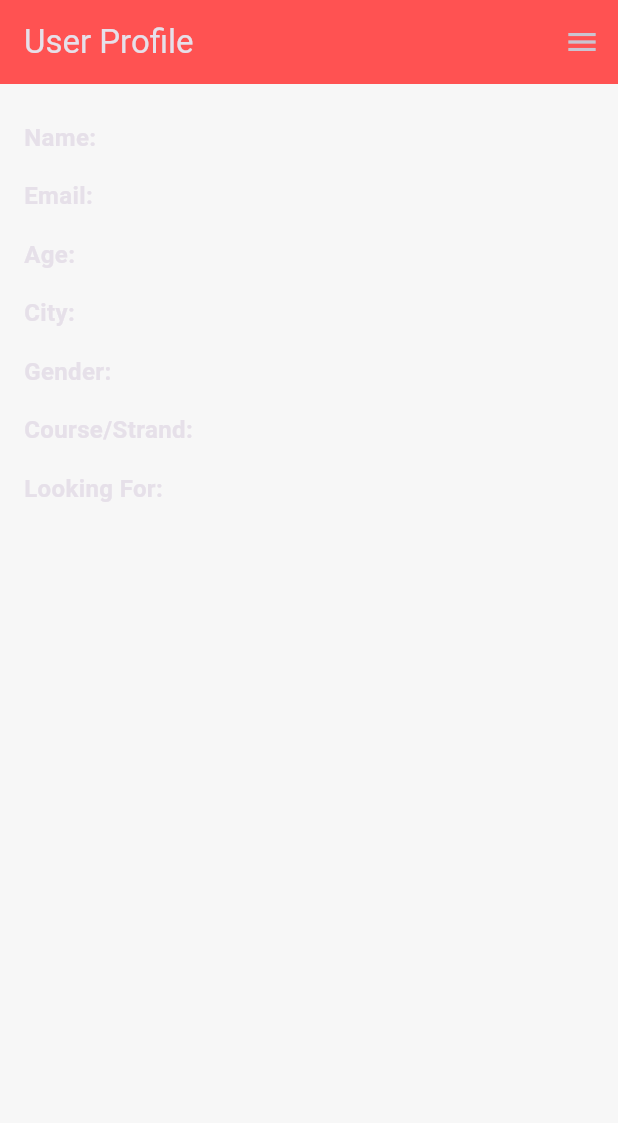
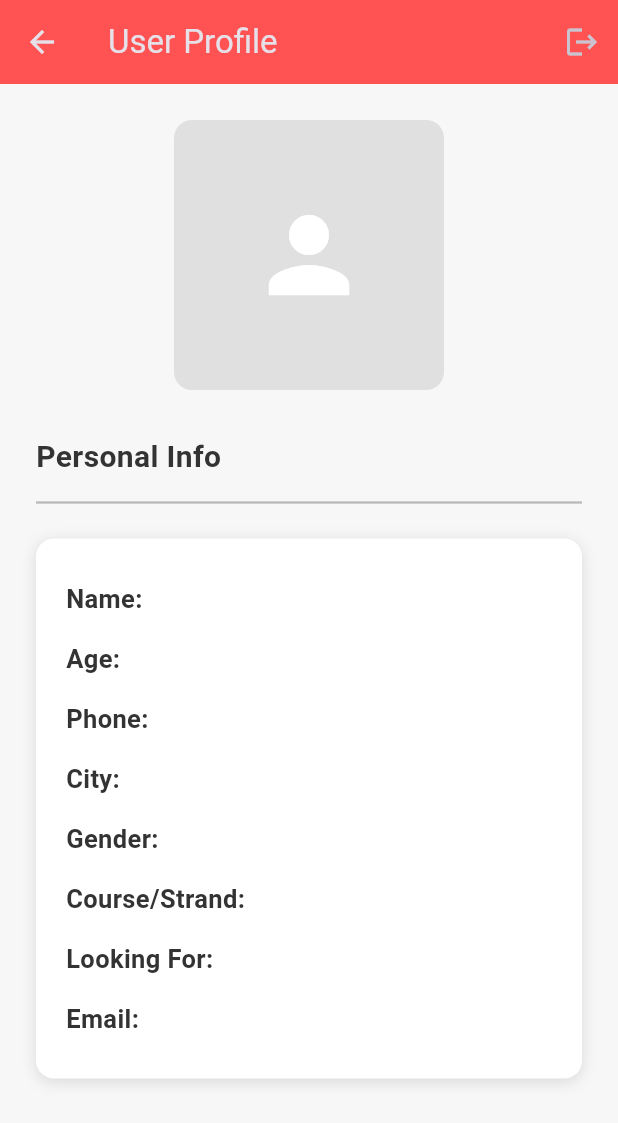
Before and after one commit to rjnazareno/FINALS_SOFTDEV2, a Flutter app: the UserDetailsScreen screen opened directly, on a phone screen of 412 x 824 dp. Shown: the top 1123 px of the screen. Run offline on Flutter 3.47's test engine with Material 3 defaults, Android fonts, the light colour scheme and no system bars; our stand-ins replace cloud_firestore, firebase_auth, firebase_core, firebase_storage, flutter_riverpod, google_sign_in and 1 more; accounts and stored records are empty.

```diff
--- a/lib/tabScreens/user_details_screen.dart
+++ b/lib/tabScreens/user_details_screen.dart
@@ -3,9 +3,8 @@
 import 'package:flutter/material.dart';
 import 'package:flutter_riverpod/flutter_riverpod.dart';
 import 'package:firebase_auth/firebase_auth.dart';
+import 'package:ua_dating_app/authentication/login_screen.dart';
 import 'package:ua_dating_app/providers/user_provider.dart';
-import 'package:ua_dating_app/authentication/login_screen.dart';
-import 'package:ua_dating_app/tabScreens/settings_screen.dart';
 
 class UserDetailsScreen extends ConsumerWidget {
   const UserDetailsScreen({super.key});
@@ -20,14 +19,19 @@ class UserDetailsScreen extends ConsumerWidget {
           Text(
             "$label: ",
             style: const TextStyle(
-              fontWeight: FontWeight.bold,
-              fontSize: 16,
+              fontWeight: FontWeight.w600,
+              fontSize: 17,
+              color: Color.fromARGB(255, 51, 51, 51),
             ),
           ),
           Expanded(
             child: Text(
               value,
-              style: const TextStyle(fontSize: 16),
+              style: const TextStyle(
+                fontSize: 17,
+                color: Colors.black87,
+                height: 1.4, // better line height for readability
+              ),
             ),
           ),
         ],
@@ -44,55 +48,108 @@ class UserDetailsScreen extends ConsumerWidget {
         title: const Text("User Profile"),
         backgroundColor: Colors.redAccent,
         elevation: 0,
-        automaticallyImplyLeading: false, // Removes the back arrow
         actions: [
-          PopupMenuButton<String>(
-            icon: const Icon(Icons.menu), // 3-bar menu icon
-            onSelected: (value) async {
-              if (value == 'logout') {
+          IconButton(
+            icon: const Icon(Icons.logout),
+            onPressed: () async {
+              try {
                 await FirebaseAuth.instance.signOut();
                 Navigator.pushReplacement(
                   context,
-                  MaterialPageRoute(builder: (context) => const LoginScreen()),
+                  MaterialPageRoute(builder: (_) => const LoginScreen()),
                 );
-              } else if (value == 'settings') {
-                Navigator.push(
-                  context,
-                  MaterialPageRoute(builder: (context) => const SettingsScreen()),
+              } catch (e) {
+                ScaffoldMessenger.of(context).showSnackBar(
+                  SnackBar(
+                    content: Text("Logout Failed: ${e.toString()}"),
+                    backgroundColor: Colors.redAccent.withOpacity(0.8),
+                  ),
                 );
               }
             },
-            itemBuilder: (BuildContext context) {
-              return [
-                const PopupMenuItem(
-                  value: 'settings',
-                  child: Text('Settings'),
-                ),
-                const PopupMenuItem(
-                  value: 'logout',
-                  child: Text('Log Out'),
-                ),
-              ];
-            },
+            tooltip: 'Logout',
           ),
         ],
       ),
       backgroundColor: const Color(0xFFF7F7F7),
       body: userAsyncValue.when(
         data: (userDoc) {
-          final userData = userDoc.data() as Map<String, dynamic>;
-          return Padding(
-            padding: const EdgeInsets.all(16.0),
+          if (!userDoc.exists) {
+            return const Center(child: Text("No user data found."));
+          }
+
+          final data = userDoc.data() as Map<String, dynamic>;
+
+          return SingleChildScrollView(
+            padding: const EdgeInsets.all(24),
             child: Column(
-              crossAxisAlignment: CrossAxisAlignment.start,
+              crossAxisAlignment: CrossAxisAlignment.center,
               children: [
-                _buildUserInfo("Name", userData["name"] ?? "N/A"),
-                _buildUserInfo("Email", userData["email"] ?? "N/A"),
-                _buildUserInfo("Age", userData["age"] ?? "N/A"),
-                _buildUserInfo("City", userData["city"] ?? "N/A"),
-                _buildUserInfo("Gender", userData["gender"] ?? "N/A"),
-                _buildUserInfo("Course/Strand", userData["courseOrStrand"] ?? "N/A"),
-                _buildUserInfo("Looking For", userData["lookingForInaPartner"] ?? "N/A"),
+                ClipRRect(
+                  borderRadius: BorderRadius.circular(12),
+                  child: data['imageProfile'] != null &&
+                          data['imageProfile'].toString().isNotEmpty
+                      ? Image.network(
+                          data['imageProfile'],
+                          height: 180,
+                          width: 180,
+                          fit: BoxFit.cover,
+                        )
+                      : Container(
+                          height: 180,
+                          width: 180,
+                          color: Colors.grey[300],
+                          child: const Icon(
+                            Icons.person,
+                            size: 80,
+                            color: Colors.white,
+                          ),
+                        ),
+                ),
+                const SizedBox(height: 30),
+                const Align(
+                  alignment: Alignment.centerLeft,
+                  child: Text(
+                    "Personal Info",
+                    style: TextStyle(
+                      fontSize: 20,
+                      fontWeight: FontWeight.bold,
+                      color: Color.fromARGB(255, 51, 51, 51),
+                    ),
+                  ),
+                ),
+                const SizedBox(height: 8),
+                const Divider(thickness: 1.5, color: Colors.black26),
+                const SizedBox(height: 16),
+
+                // Info card container
+                Container(
+                  padding: const EdgeInsets.all(20),
+                  decoration: BoxDecoration(
+                    color: Colors.white,
+                    borderRadius: BorderRadius.circular(12),
+                    boxShadow: [
+                      BoxShadow(
+                        color: Colors.black12,
+                        blurRadius: 8,
+                        offset: const Offset(0, 2),
+                      )
+                    ],
+                  ),
+                  child: Column(
+                    crossAxisAlignment: CrossAxisAlignment.start,
+                    children: [
+                      _buildUserInfo("Name", data['name'] ?? "N/A"),
+                      _buildUserInfo("Age", data['age'] ?? "N/A"),
+                      _buildUserInfo("Phone", data['phoneNo'] ?? "N/A"),
+                      _buildUserInfo("City", data['city'] ?? "N/A"),
+                      _buildUserInfo("Gender", data['courseOrStrand'] ?? "N/A"),
+                      _buildUserInfo("Course/Strand", data['lookingForInaPartner'] ?? "N/A"),
+                      _buildUserInfo("Looking For", data['gender'] ?? "N/A"),
+                      _buildUserInfo("Email", data['email'] ?? "N/A"),
+                    ],
+                  ),
+                ),
               ],
             ),
           );
```
